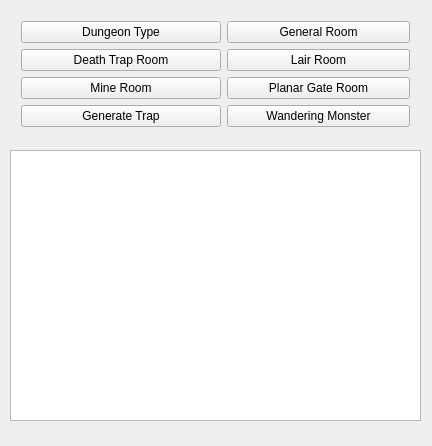
First picture: the form in mainwindow.ui, repository erickveil/UndermountainRooms, before the edit.
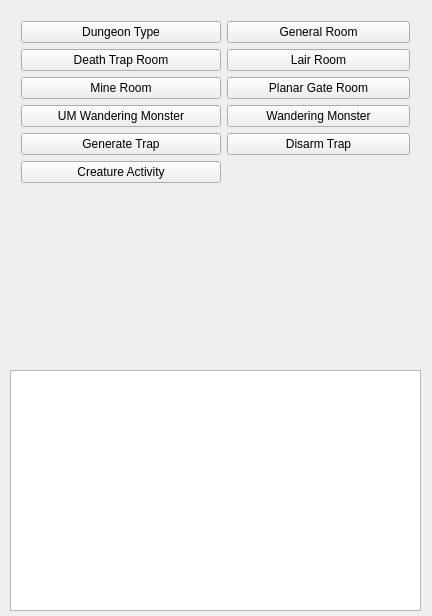
Second picture: the form after the edit.

```diff
--- a/mainwindow.ui
+++ b/mainwindow.ui
@@ -7,7 +7,7 @@
     <x>0</x>
     <y>0</y>
     <width>432</width>
-    <height>446</height>
+    <height>616</height>
    </rect>
   </property>
   <property name="windowTitle">
@@ -20,7 +20,7 @@
       <x>10</x>
       <y>10</y>
       <width>411</width>
-      <height>131</height>
+      <height>341</height>
      </rect>
     </property>
     <layout class="QFormLayout" name="formLayout_2">
@@ -77,19 +77,6 @@
        </property>
       </widget>
      </item>
-     <item row="3" column="0">
-      <widget class="QPushButton" name="genTrap">
-       <property name="minimumSize">
-        <size>
-         <width>200</width>
-         <height>0</height>
-        </size>
-       </property>
-       <property name="text">
-        <string>Generate Trap</string>
-       </property>
-      </widget>
-     </item>
      <item row="0" column="0">
       <widget class="QPushButton" name="dunType">
        <property name="sizePolicy">
@@ -116,15 +103,61 @@
        </property>
       </widget>
      </item>
+     <item row="3" column="0">
+      <widget class="QPushButton" name="underMonst">
+       <property name="minimumSize">
+        <size>
+         <width>200</width>
+         <height>0</height>
+        </size>
+       </property>
+       <property name="text">
+        <string>UM Wandering Monster</string>
+       </property>
+      </widget>
+     </item>
+     <item row="5" column="0">
+      <widget class="QPushButton" name="genAct">
+       <property name="minimumSize">
+        <size>
+         <width>200</width>
+         <height>0</height>
+        </size>
+       </property>
+       <property name="text">
+        <string>Creature Activity</string>
+       </property>
+      </widget>
+     </item>
+     <item row="4" column="0">
+      <widget class="QPushButton" name="genTrap">
+       <property name="minimumSize">
+        <size>
+         <width>200</width>
+         <height>0</height>
+        </size>
+       </property>
+       <property name="text">
+        <string>Generate Trap</string>
+       </property>
+      </widget>
+     </item>
+     <item row="4" column="1">
+      <widget class="QPushButton" name="disarm">
+       <property name="text">
+        <string>Disarm Trap</string>
+       </property>
+      </widget>
+     </item>
     </layout>
    </widget>
    <widget class="QPlainTextEdit" name="resultArea">
     <property name="geometry">
      <rect>
       <x>10</x>
-      <y>150</y>
+      <y>370</y>
       <width>411</width>
-      <height>271</height>
+      <height>241</height>
      </rect>
     </property>
    </widget>
```
